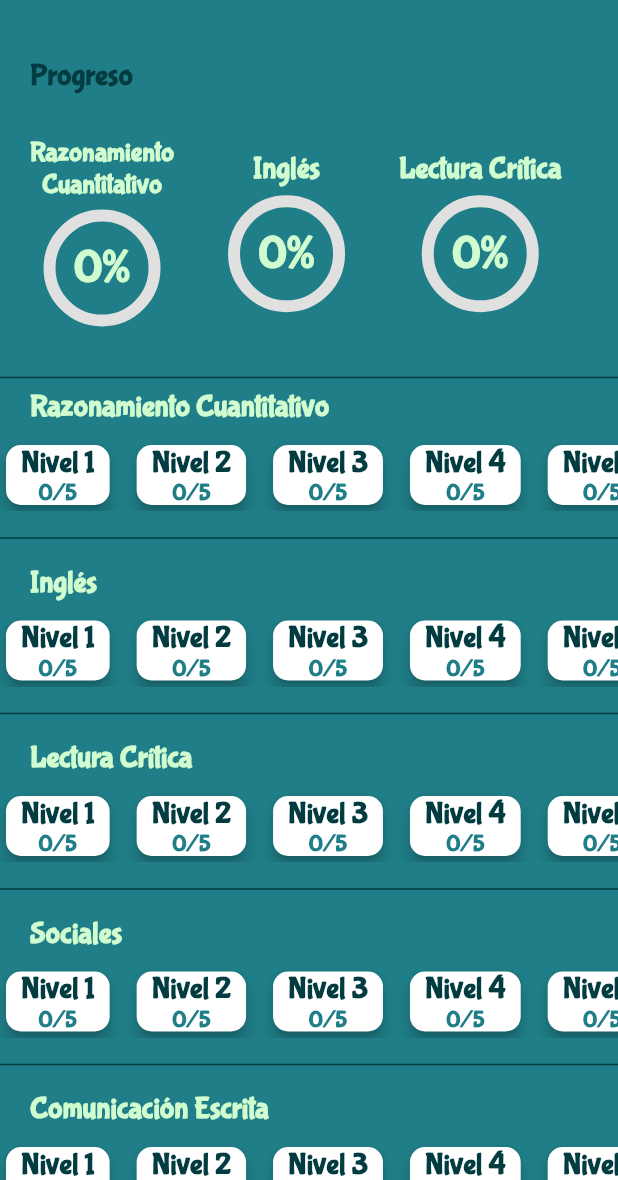
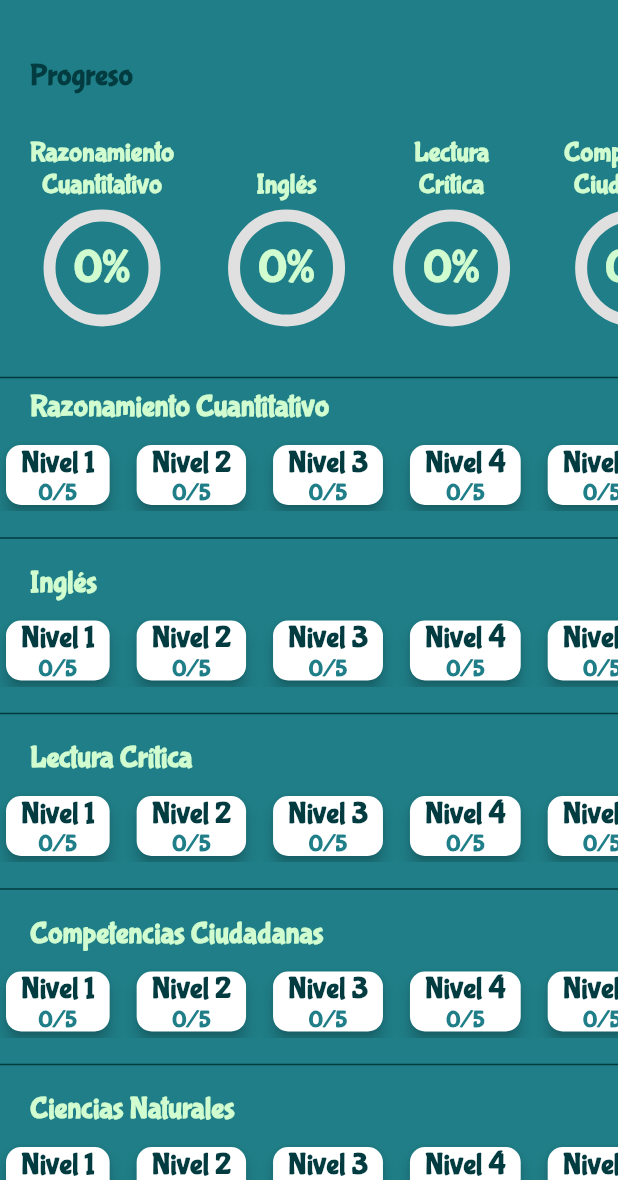
Before and after one commit to carlostic26/Colpaner-Game-App, a Flutter app: the misPuntajes screen opened directly, on a phone screen of 412 x 824 dp, the part 56-1236 px from its top. Run offline on Flutter 3.47's test engine with Material 2 defaults, Android fonts, the phone set to English and light mode, and no system bars; our stand-ins replace cached_network_image, cloud_firestore, firebase_auth, firebase_core, flutter_conditional_rendering, flutter_fortune_wheel and 5 more; missing offline and left inert: giff_dialog, soundpool; accounts and stored records are empty; network calls fail.

Commit message:
creando lvl 1 ciudadanas

```diff
--- a/lib/vista/screens/entrenamiento_modulos.dart
+++ b/lib/vista/screens/entrenamiento_modulos.dart
@@ -227,7 +227,7 @@ class _entrenamientoModulosState extends State<entrenamientoModulos> {
               ),
             ),
           ),
-          //Razonamiento - Comunicación
+          //Razonamiento - Naturales
           Expanded(
             child: Padding(
               padding: const EdgeInsets.fromLTRB(20, 20, 20, 10),
@@ -297,7 +297,7 @@ class _entrenamientoModulosState extends State<entrenamientoModulos> {
                   Expanded(
                     child: InkWell(
                       onTap: () {
-                        setModulo('Comunicación Escrita');
+                        setModulo('Ciencias Naturales');
                         Navigator.push(
                           context,
                           MaterialPageRoute(
@@ -331,7 +331,7 @@ class _entrenamientoModulosState extends State<entrenamientoModulos> {
                               children: const [
                                 Expanded(
                                   child: Text(
-                                    "Comunicación Escrita",
+                                    "Ciencias Naturales",
                                     textAlign: TextAlign.center,
                                     style: TextStyle(
                                       fontFamily: 'BubblegumSans',
--- a/lib/vista/screens/mis_puntajes.dart
+++ b/lib/vista/screens/mis_puntajes.dart
@@ -82,8 +82,7 @@ class _misPuntajesState extends State<misPuntajes> {
   int puntos_ing = 0;
   int puntos_lec = 0;
   int puntos_ciu = 0;
-  //int puntos_ciu = 0;
-  int puntos_com = 0;
+  int puntos_nat = 0;
   int puntos_test = 5;
   final int puntosMaximos_test = 100;
 
@@ -131,16 +130,16 @@ class _misPuntajesState extends State<misPuntajes> {
       ciu9 = 0,
       ciu10 = 0;
 
-  int com1 = 0,
-      com2 = 0,
-      com3 = 0,
-      com4 = 0,
-      com5 = 0,
-      com6 = 0,
-      com7 = 0,
-      com8 = 0,
-      com9 = 0,
-      com10 = 0;
+  int nat1 = 0,
+      nat2 = 0,
+      nat3 = 0,
+      nat4 = 0,
+      nat5 = 0,
+      nat6 = 0,
+      nat7 = 0,
+      nat8 = 0,
+      nat9 = 0,
+      nat10 = 0;
 
 //recibe puntajes de shp de world_game enviados a guardar localmente
   Future<void> getPuntaje_MAT() async {
@@ -947,9 +946,6 @@ class _misPuntajesState extends State<misPuntajes> {
     final double porcentaje_ciu =
         puntos_ciu / puntosMaximos_test; // Calcular el porcentaje de progreso
 
-    final double porcentaje_com =
-        puntos_com / puntosMaximos_test; // Calcular el porcentaje de progreso
-
     final double porcentaje_test =
         puntos_test / puntosMaximos_test; // Calcular el porcentaje de progreso
 
@@ -1073,13 +1069,17 @@ class _misPuntajesState extends State<misPuntajes> {
                         padding: const EdgeInsets.fromLTRB(20, 0, 0, 10),
                         child: Column(
                           children: [
-                            const Text(
-                              'Inglés',
-                              style: TextStyle(
-                                fontSize: 20.0,
+                            const Center(
+                              child: Text(
+                                '\nInglés',
+                                style: TextStyle(
+                                  fontSize: 18.0,
                                   fontFamily: 'BubblegumSans',
                                   fontWeight: FontWeight.bold,
                                   color: colors_colpaner.claro,
+                                ),
+                                textAlign: TextAlign
+                                    .center, // Alineación horizontal del texto
                               ),
                             ),
                             //SE MUESTRA UN CIRCULO PROGRESS BAR
@@ -1126,13 +1126,17 @@ class _misPuntajesState extends State<misPuntajes> {
                         padding: const EdgeInsets.fromLTRB(20, 0, 0, 10),
                         child: Column(
                           children: [
-                            const Text(
-                              'Lectura Crítica',
-                              style: TextStyle(
-                                fontSize: 20.0,
+                            const Center(
+                              child: Text(
+                                'Lectura\nCrítica',
+                                style: TextStyle(
+                                  fontSize: 18.0,
                                   fontFamily: 'BubblegumSans',
                                   fontWeight: FontWeight.bold,
                                   color: colors_colpaner.claro,
+                                ),
+                                textAlign: TextAlign
+                                    .center, // Alineación horizontal del texto
                               ),
                             ),
                             //SE MUESTRA UN CIRCULO PROGRESS BAR
@@ -1179,13 +1183,17 @@ class _misPuntajesState extends State<misPuntajes> {
                         padding: const EdgeInsets.fromLTRB(20, 0, 0, 10),
                         child: Column(
                           children: [
-                            const Text(
-                              'Ciudadanas',
-                              style: TextStyle(
-                                fontSize: 20.0,
+                            const Center(
+                              child: Text(
+                                'Competencias\nCiudadanas',
+                                style: TextStyle(
+                                  fontSize: 18.0,
                                   fontFamily: 'BubblegumSans',
                                   fontWeight: FontWeight.bold,
                                   color: colors_colpaner.claro,
+                                ),
+                                textAlign: TextAlign
+                                    .center, // Alineación horizontal del texto
                               ),
                             ),
                             //SE MUESTRA UN CIRCULO PROGRESS BAR
@@ -1228,63 +1236,6 @@ class _misPuntajesState extends State<misPuntajes> {
                         ),
                       ),
                       const SizedBox(width: 20),
-                      Padding(
-                        padding: const EdgeInsets.fromLTRB(20, 0, 0, 10),
-                        child: Column(
-                          children: [
-                            const Center(
-                              child: Text(
-                                'Comunicación\nEscrita',
-                                style: TextStyle(
-                                  fontSize: 18.0,
-                                  fontFamily: 'BubblegumSans',
-                                  fontWeight: FontWeight.bold,
-                                  color: colors_colpaner.claro,
-                                ),
-                                textAlign: TextAlign
-                                    .center, // Alineación horizontal del texto
-                              ),
-                            ),
-                            //SE MUESTRA UN CIRCULO PROGRESS BAR
-                            const SizedBox(height: 10),
-                            Center(
-                              child: Stack(
-                                children: [
-                                  SizedBox(
-                                    width: 70,
-                                    height: 70,
-                                    child: CircularProgressIndicator(
-                                      strokeWidth:
-                                          8, // Ancho del borde del círculo
-                                      value:
-                                          porcentaje_com, // Valor de progreso
-                                      backgroundColor: Colors.grey[
-                                          300], // Color del fondo del círculo
-                                      valueColor:
-                                          const AlwaysStoppedAnimation<Color>(
-                                              Colors
-                                                  .blue), // Color del progreso
-                                    ),
-                                  ),
-                                  Positioned.fill(
-                                    child: Center(
-                                      child: Text(
-                                        '${(porcentaje_com * 100).toStringAsFixed(0)}%', // Texto con el porcentaje de progreso
-                                        style: const TextStyle(
-                                            fontSize: 30,
-                                            fontWeight: FontWeight.bold,
-                                            color: colors_colpaner.claro,
-                                            fontFamily: 'BubblegumSans'),
-                                      ),
-                                    ),
-                                  ),
-                                ],
-                              ),
-                            ),
-                          ],
-                        ),
-                      ),
-                      const SizedBox(width: 20),
                       /*  Padding(
                         padding: const EdgeInsets.fromLTRB(20, 0, 10, 10),
                         child: Column(
@@ -2856,7 +2807,7 @@ class _misPuntajesState extends State<misPuntajes> {
                   child: Padding(
                     padding: EdgeInsets.fromLTRB(20, 0, 20, 0),
                     child: Text(
-                      "Sociales",
+                      "Competencias Ciudadanas",
                       style: TextStyle(
                           fontSize: 20.0,
                           fontFamily: 'BubblegumSans',
@@ -3357,7 +3308,7 @@ class _misPuntajesState extends State<misPuntajes> {
                   child: Padding(
                     padding: EdgeInsets.fromLTRB(20, 0, 20, 0),
                     child: Text(
-                      "Comunicación Escrita",
+                      "Ciencias Naturales",
                       style: TextStyle(
                           fontSize: 20.0,
                           fontFamily: 'BubblegumSans',
@@ -3394,7 +3345,7 @@ class _misPuntajesState extends State<misPuntajes> {
                               Row(
                                 children: [
                                   Text(
-                                    com1.toString(),
+                                    nat1.toString(),
                                     style: const TextStyle(
                                       fontSize: 15.0,
                                       fontFamily: 'BubblegumSans',
@@ -3441,7 +3392,7 @@ class _misPuntajesState extends State<misPuntajes> {
                               Row(
                                 children: [
                                   Text(
-                                    com2.toString(),
+                                    nat2.toString(),
                                     style: const TextStyle(
                                       fontSize: 15.0,
                                       fontFamily: 'BubblegumSans',
@@ -3488,7 +3439,7 @@ class _misPuntajesState extends State<misPuntajes> {
                               Row(
                                 children: [
                                   Text(
-                                    com3.toString(),
+                                    nat3.toString(),
                                     style: const TextStyle(
                                       fontSize: 15.0,
                                       fontFamily: 'BubblegumSans',
@@ -3535,7 +3486,7 @@ class _misPuntajesState extends State<misPuntajes> {
                               Row(
                                 children: [
                                   Text(
-                                    com4.toString(),
+                                    nat4.toString(),
                                     style: const TextStyle(
                                       fontSize: 15.0,
                                       fontFamily: 'BubblegumSans',
@@ -3582,7 +3533,7 @@ class _misPuntajesState extends State<misPuntajes> {
                               Row(
                                 children: [
                                   Text(
-                                    com5.toString(),
+                                    nat5.toString(),
                                     style: const TextStyle(
                                       fontSize: 15.0,
                                       fontFamily: 'BubblegumSans',
@@ -3629,7 +3580,7 @@ class _misPuntajesState extends State<misPuntajes> {
                               Row(
                                 children: [
                                   Text(
-                                    com6.toString(),
+                                    nat6.toString(),
                                     style: const TextStyle(
                                       fontSize: 15.0,
                                       fontFamily: 'BubblegumSans',
@@ -3676,7 +3627,7 @@ class _misPuntajesState extends State<misPuntajes> {
                               Row(
                                 children: [
                                   Text(
-                                    com7.toString(),
+                                    nat7.toString(),
                                     style: const TextStyle(
                                       fontSize: 15.0,
                                       fontFamily: 'BubblegumSans',
@@ -3723,7 +3674,7 @@ class _misPuntajesState extends State<misPuntajes> {
                               Row(
                                 children: [
                                   Text(
-                                    com8.toString(),
+                                    nat8.toString(),
                                     style: const TextStyle(
                                       fontSize: 15.0,
                                       fontFamily: 'BubblegumSans',
@@ -3770,7 +3721,7 @@ class _misPuntajesState extends State<misPuntajes> {
                               Row(
                                 children: [
                                   Text(
-                                    com9.toString(),
+                                    nat9.toString(),
                                     style: const TextStyle(
                                       fontSize: 15.0,
                                       fontFamily: 'BubblegumSans',
@@ -3818,7 +3769,7 @@ class _misPuntajesState extends State<misPuntajes> {
                               Row(
                                 children: [
                                   Text(
-                                    com10.toString(),
+                                    nat10.toString(),
                                     style: const TextStyle(
                                       fontSize: 15.0,
                                       fontFamily: 'BubblegumSans',
--- a/lib/vista/screens/world_game.dart
+++ b/lib/vista/screens/world_game.dart
@@ -900,8 +900,8 @@ class _world_gameState extends State<world_game> {
                             height: 125,
                             decoration: const BoxDecoration(
                               image: DecorationImage(
-                                image: AssetImage("assets/banner_user.png"),
-                              ),
+                                  image: AssetImage("assets/banner_user.png"),
+                                  fit: BoxFit.fill),
                             ),
                           ),
 
@@ -924,7 +924,7 @@ class _world_gameState extends State<world_game> {
                                   style: TextStyle(
                                     color: Colors.black,
                                     fontFamily: 'BubblegumSans',
-                                    fontSize: _modulo.length >= 19 ? 8.3 : 13,
+                                    fontSize: _modulo.length >= 19 ? 9 : 13,
                                   ),
                                 ),
                               ],
```
Also changed, not shown: lib/model/dbexam.dart (+33 -28 lines), lib/vista/screens/niveles/level1/level1_quiz.dart (+54 -125 lines). Lines whose indentation alone changed are shown as unchanged.
